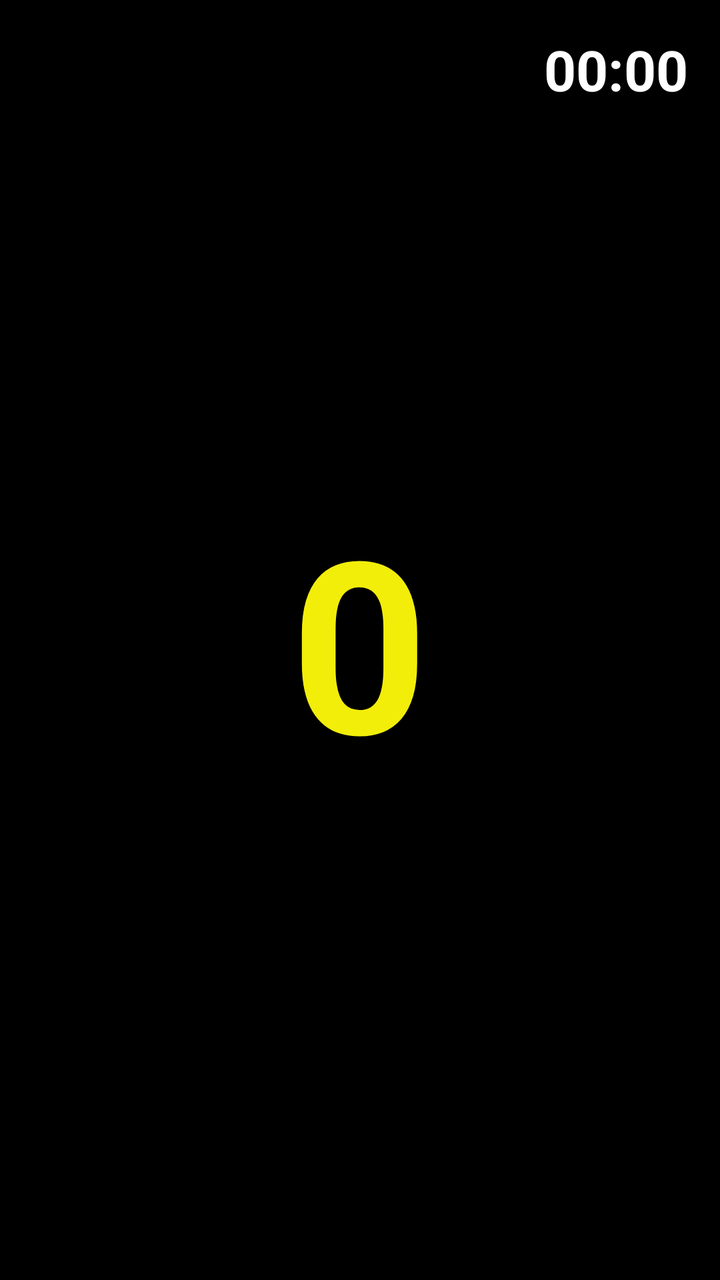
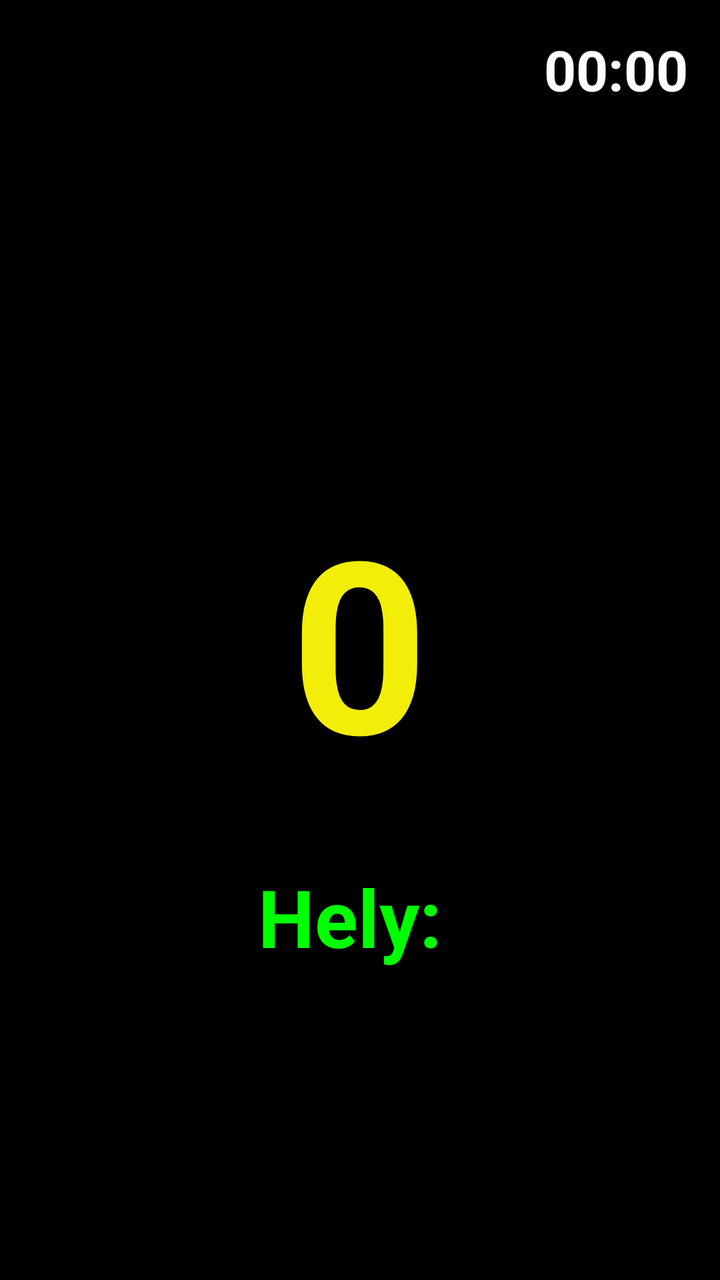

An Android layout rendered at two revisions. The XML below is the earlier revision; the diff shows what the commit changed to produce the second picture.
<!-- AndroidManifest.xml: application theme Theme.AppCompat.Light.NoActionBar -->
<!-- res/layout/activity_main.xml -->
<?xml version="1.0" encoding="utf-8"?>
<RelativeLayout xmlns:android="http://schemas.android.com/apk/res/android"
    android:layout_width="match_parent"
    android:layout_height="match_parent"
    android:background="#000000">


    <TextView
        android:id="@+id/tvTime"
        android:layout_width="wrap_content"
        android:layout_height="wrap_content"
        android:text="00:00"
        android:textSize="28sp"
        android:textColor="#FFFFFF"
        android:textStyle="bold"
        android:layout_alignParentTop="true"
        android:layout_alignParentEnd="true"
        android:layout_marginTop="16dp"
        android:layout_marginEnd="16dp"/>

    <TextView
        android:id="@+id/tvVideoStatus"
        android:layout_width="wrap_content"
        android:layout_height="wrap_content"
        android:text=""
        android:textSize="28sp"
        android:textColor="#FF0000"
        android:textStyle="bold"
        android:layout_below="@id/tvRoad"
        android:layout_centerHorizontal="true"
        android:layout_marginTop="16dp"/>

    <TextView
        android:id="@+id/tvSpeed"
        android:layout_width="wrap_content"
        android:layout_height="wrap_content"
        android:text="0"
        android:textSize="120sp"
        android:textColor="#f2ee09"
        android:textStyle="bold"
        android:layout_centerInParent="true"/>

</RelativeLayout>
<!-- resources referenced by this layout -->
<resources>

</resources>

<!-- the commit's change to res/layout/activity_main.xml (unified diff, before → after) -->
@@ -3,6 +3,8 @@
     android:layout_width="match_parent"
     android:layout_height="match_parent"
     android:background="#000000">
+
+
 
 
     <TextView
@@ -19,18 +21,6 @@
         android:layout_marginEnd="16dp"/>
 
     <TextView
-        android:id="@+id/tvVideoStatus"
-        android:layout_width="wrap_content"
-        android:layout_height="wrap_content"
-        android:text=""
-        android:textSize="28sp"
-        android:textColor="#FF0000"
-        android:textStyle="bold"
-        android:layout_below="@id/tvRoad"
-        android:layout_centerHorizontal="true"
-        android:layout_marginTop="16dp"/>
-
-    <TextView
         android:id="@+id/tvSpeed"
         android:layout_width="wrap_content"
         android:layout_height="wrap_content"
@@ -40,4 +30,30 @@
         android:textStyle="bold"
         android:layout_centerInParent="true"/>
 
+    <TextView
+        android:id="@+id/tvAddress"
+        android:layout_width="wrap_content"
+        android:layout_height="wrap_content"
+        android:text="Hely: "
+        android:textSize="40sp"
+        android:textColor="#00FF00"
+        android:textStyle="bold"
+        android:layout_below="@id/tvSpeed"
+        android:layout_centerHorizontal="true"
+        android:layout_marginTop="32dp"
+        android:singleLine="false"
+        android:maxLines="3"/>
+
+    <TextView
+        android:id="@+id/tvVideoStatus"
+        android:layout_width="wrap_content"
+        android:layout_height="wrap_content"
+        android:text=""
+        android:textSize="28sp"
+        android:textColor="#FF0000"
+        android:textStyle="bold"
+        android:layout_below="@id/tvAddress"
+        android:layout_centerHorizontal="true"
+        android:layout_marginTop="16dp"/>
+
 </RelativeLayout>
